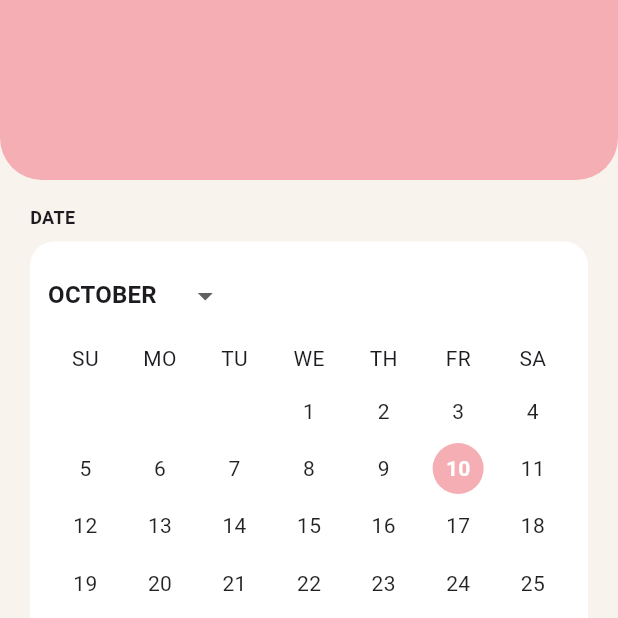
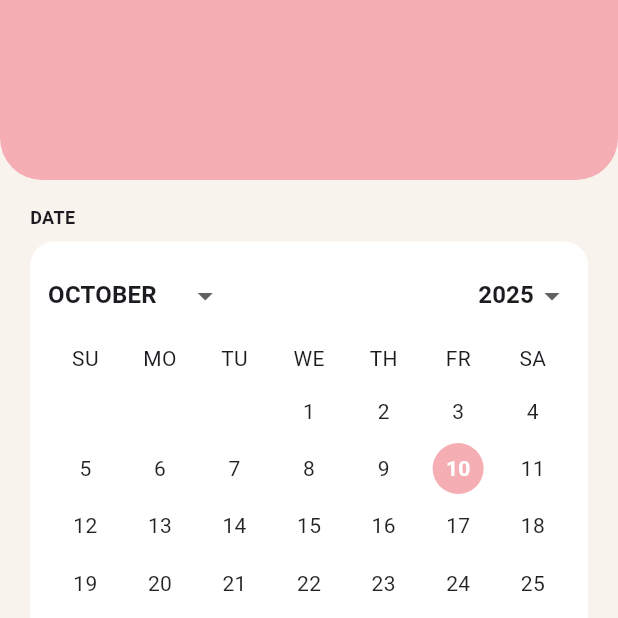
Before and after one commit to adriann47/Carepanion, a Flutter app: the CalendarScreen screen opened directly, on a phone screen of 412 x 824 dp, the top half of it. Run offline on Flutter 3.47's test engine with Material 3 defaults, Android fonts, the phone set to English and light mode, and no system bars; our stand-ins replace google_fonts, image_picker.

Commit message:
calendar year

```diff
--- a/lib/Assisted Screen/calendar_screen.dart
+++ b/lib/Assisted Screen/calendar_screen.dart
@@ -15,7 +15,6 @@ class _CalendarScreenState extends State<CalendarScreen> {
   DateTime _focusedMonth = DateTime.now();
   DateTime? _selectedDate = DateTime.now();
 
-  // 👇 set to 1 so "Menu" is active when Calendar is opened
   int _currentIndex = 1;
 
   static const List<String> _monthNames = [
@@ -44,8 +43,6 @@ class _CalendarScreenState extends State<CalendarScreen> {
         context,
         MaterialPageRoute(builder: (context) => const TasksScreen()),
       );
-    } else if (index == 1) {
-      // Already on CalendarScreen → do nothing
     } else if (index == 2) {
       Navigator.pushReplacement(
         context,
@@ -79,6 +76,7 @@ class _CalendarScreenState extends State<CalendarScreen> {
       backgroundColor: const Color(0xFFF8F3ED),
       body: Column(
         children: [
+          /// --- HEADER (Pink bar or you can replace with an image later) ---
           Container(
             height: 120,
             decoration: const BoxDecoration(
@@ -89,7 +87,10 @@ class _CalendarScreenState extends State<CalendarScreen> {
               ),
             ),
           ),
+
           const SizedBox(height: 16),
+
+          /// --- MAIN CONTENT ---
           Padding(
             padding: const EdgeInsets.symmetric(horizontal: 20),
             child: Column(
@@ -108,7 +109,9 @@ class _CalendarScreenState extends State<CalendarScreen> {
                   padding: const EdgeInsets.all(12),
                   child: Column(
                     children: [
+                      /// --- MONTH & YEAR DROPDOWNS ---
                       Row(
+                        mainAxisAlignment: MainAxisAlignment.spaceBetween,
                         children: [
                           DropdownButton<int>(
                             value: _focusedMonth.month,
@@ -128,14 +131,49 @@ class _CalendarScreenState extends State<CalendarScreen> {
                             onChanged: (int? newMonth) {
                               if (newMonth == null) return;
                               setState(() {
-                                _focusedMonth = DateTime(year, newMonth, 1);
-                                _selectedDate = DateTime(year, newMonth, 1);
+                                _focusedMonth =
+                                    DateTime(year, newMonth, _focusedMonth.day);
+                                _selectedDate =
+                                    DateTime(year, newMonth, _focusedMonth.day);
+                              });
+                            },
+                          ),
+
+                          /// --- YEAR DROPDOWN ---
+                          DropdownButton<int>(
+                            value: year,
+                            underline: const SizedBox.shrink(),
+                            items: List.generate(
+                              20, // range: 10 years back + 10 years forward
+                              (i) {
+                                int y = DateTime.now().year - 10 + i;
+                                return DropdownMenuItem<int>(
+                                  value: y,
+                                  child: Text(
+                                    '$y',
+                                    style: const TextStyle(
+                                      fontWeight: FontWeight.w600,
+                                    ),
+                                  ),
+                                );
+                              },
+                            ),
+                            onChanged: (int? newYear) {
+                              if (newYear == null) return;
+                              setState(() {
+                                _focusedMonth =
+                                    DateTime(newYear, month, _focusedMonth.day);
+                                _selectedDate =
+                                    DateTime(newYear, month, _focusedMonth.day);
                               });
                             },
                           ),
                         ],
                       ),
+
                       const SizedBox(height: 8),
+
+                      /// --- WEEKDAY LABELS ---
                       Row(
                         children: const [
                           Expanded(child: Center(child: Text('SU'))),
@@ -148,6 +186,8 @@ class _CalendarScreenState extends State<CalendarScreen> {
                         ],
                       ),
                       const SizedBox(height: 6),
+
+                      /// --- CALENDAR GRID ---
                       GridView.builder(
                         shrinkWrap: true,
                         physics: const NeverScrollableScrollPhysics(),
@@ -201,9 +241,8 @@ class _CalendarScreenState extends State<CalendarScreen> {
                                       '${date.day}',
                                       style: TextStyle(
                                         fontSize: 14,
-                                        fontWeight: isToday
-                                            ? FontWeight.w700
-                                            : null,
+                                        fontWeight:
+                                            isToday ? FontWeight.w700 : null,
                                         color: isToday
                                             ? Colors.black
                                             : Colors.black87,
@@ -223,19 +262,20 @@ class _CalendarScreenState extends State<CalendarScreen> {
         ],
       ),
 
-      /// --- FIXED BOTTOM NAV (Pink accent like TasksScreen) ---
+      /// --- BOTTOM NAVIGATION BAR ---
       bottomNavigationBar: BottomNavigationBar(
         type: BottomNavigationBarType.fixed,
         backgroundColor: Colors.white,
         selectedItemColor: Colors.pink,
         unselectedItemColor: Colors.grey,
-        currentIndex: _currentIndex, // 👈 highlights "Menu"
+        currentIndex: _currentIndex,
         onTap: _onTabTapped,
         showSelectedLabels: false,
         showUnselectedLabels: false,
         items: [
           _navItem(Icons.home, 'Home', isSelected: _currentIndex == 0),
-          _navItem(Icons.calendar_today, 'Menu', isSelected: _currentIndex == 1),
+          _navItem(Icons.calendar_today, 'Menu',
+              isSelected: _currentIndex == 1),
           _navItem(Icons.warning_amber_rounded, 'Alert',
               isSelected: _currentIndex == 2),
           _navItem(Icons.person, 'Profile', isSelected: _currentIndex == 3),
@@ -244,7 +284,6 @@ class _CalendarScreenState extends State<CalendarScreen> {
     );
   }
 
-  /// --- NAV ITEM WITH PINK ACCENT HIGHLIGHT ---
   static BottomNavigationBarItem _navItem(
     IconData icon,
     String label, {
```
Also changed, not shown: lib/Regular Screen/calendar_screen_regular.dart (+6 -7 lines).
